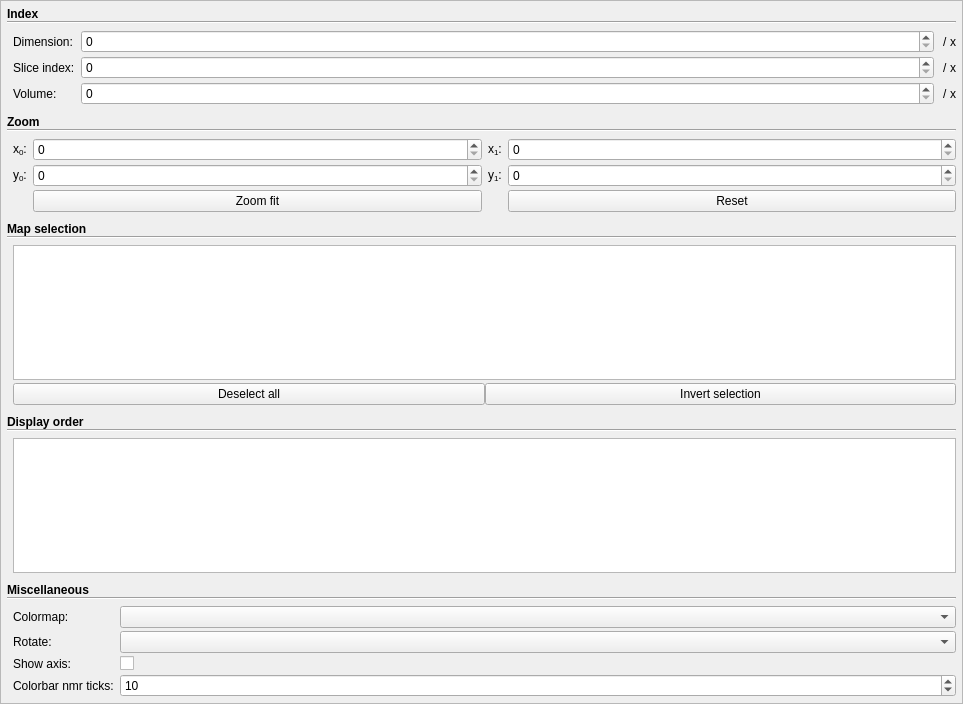
robbert-harms/MDT, file mdt/data/qt_designs/maps_visualizer/TabGeneral.ui: the form before one commit.
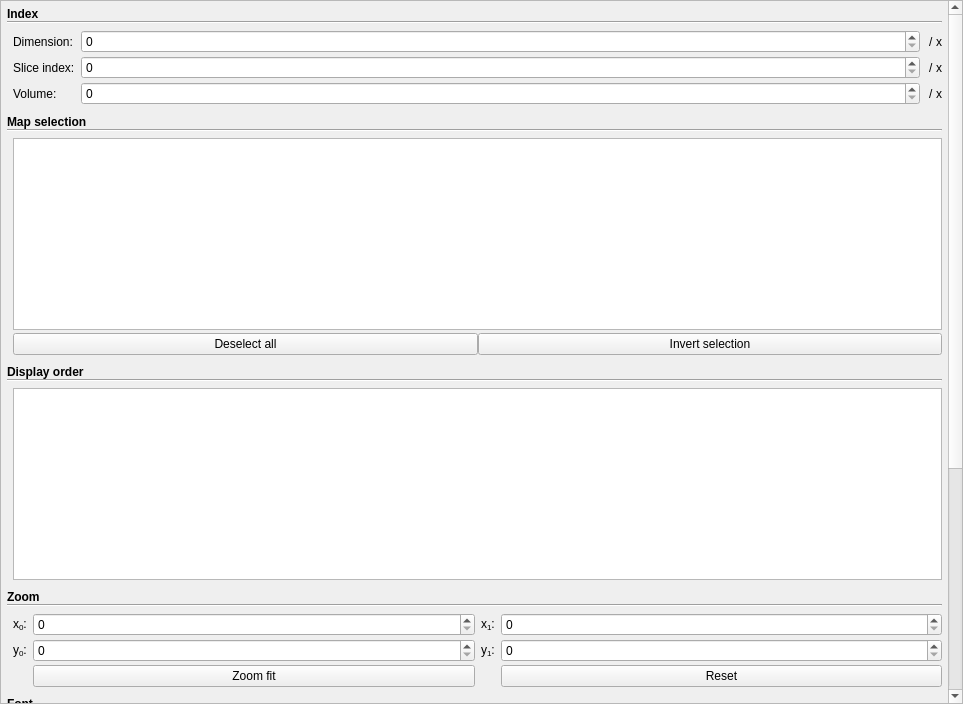
The form after the commit. Custom widgets are drawn as their Qt base class.

What changed in the file:
```diff
--- a/mdt/data/qt_designs/maps_visualizer/TabGeneral.ui
+++ b/mdt/data/qt_designs/maps_visualizer/TabGeneral.ui
@@ -42,11 +42,11 @@
        <rect>
         <x>0</x>
         <y>0</y>
-        <width>961</width>
-        <height>702</height>
+        <width>946</width>
+        <height>1151</height>
        </rect>
       </property>
-      <layout class="QGridLayout" name="gridLayout_6" rowstretch="0,0,0,0,0,0">
+      <layout class="QGridLayout" name="gridLayout_6" rowstretch="0,0,0,0,0,0,0,0,0,0,0">
        <property name="leftMargin">
         <number>6</number>
        </property>
@@ -235,138 +235,7 @@
          </layout>
         </widget>
        </item>
-       <item row="1" column="0">
-        <widget class="CollapsablePanel" name="frame_4">
-         <property name="frameShape">
-          <enum>QFrame::NoFrame</enum>
-         </property>
-         <property name="frameShadow">
-          <enum>QFrame::Plain</enum>
-         </property>
-         <layout class="QVBoxLayout" name="verticalLayout_5">
-          <property name="spacing">
-           <number>0</number>
-          </property>
-          <property name="leftMargin">
-           <number>0</number>
-          </property>
-          <property name="topMargin">
-           <number>0</number>
-          </property>
-          <property name="rightMargin">
-           <number>0</number>
-          </property>
-          <property name="bottomMargin">
-           <number>0</number>
-          </property>
-          <item>
-           <widget class="CollapsablePanelHeader" name="label_17">
-            <property name="font">
-             <font>
-              <weight>75</weight>
-              <bold>true</bold>
-             </font>
-            </property>
-            <property name="text">
-             <string>Zoom</string>
-            </property>
-           </widget>
-          </item>
-          <item>
-           <widget class="Line" name="line_3">
-            <property name="orientation">
-             <enum>Qt::Horizontal</enum>
-            </property>
-           </widget>
-          </item>
-          <item>
-           <widget class="CollapsablePanelContent" name="frame_5">
-            <property name="frameShape">
-             <enum>QFrame::NoFrame</enum>
-            </property>
-            <property name="frameShadow">
-             <enum>QFrame::Plain</enum>
-            </property>
-            <layout class="QGridLayout" name="gridLayout_10" columnstretch="0,1,0,1">
-             <property name="leftMargin">
-              <number>6</number>
-             </property>
-             <property name="topMargin">
-              <number>6</number>
-             </property>
-             <property name="rightMargin">
-              <number>0</number>
-             </property>
-             <property name="bottomMargin">
-              <number>0</number>
-             </property>
-             <property name="horizontalSpacing">
-              <number>6</number>
-             </property>
-             <property name="verticalSpacing">
-              <number>3</number>
-             </property>
-             <item row="1" column="3">
-              <widget class="QSpinBox" name="general_zoom_x_1"/>
-             </item>
-             <item row="7" column="0">
-              <widget class="QLabel" name="label_19">
-               <property name="text">
-                <string>y&lt;sub&gt;0&lt;/sub&gt;:</string>
-               </property>
-              </widget>
-             </item>
-             <item row="1" column="0">
-              <widget class="QLabel" name="label_20">
-               <property name="text">
-                <string>&lt;html&gt;&lt;head/&gt;&lt;body&gt;&lt;p&gt;x&lt;span style=&quot; vertical-align:sub;&quot;&gt;0&lt;/span&gt;:&lt;/p&gt;&lt;/body&gt;&lt;/html&gt;</string>
-               </property>
-              </widget>
-             </item>
-             <item row="1" column="1">
-              <widget class="QSpinBox" name="general_zoom_x_0"/>
-             </item>
-             <item row="7" column="3">
-              <widget class="QSpinBox" name="general_zoom_y_1"/>
-             </item>
-             <item row="7" column="2">
-              <widget class="QLabel" name="label_18">
-               <property name="text">
-                <string>y&lt;sub&gt;1&lt;/sub&gt;:</string>
-               </property>
-              </widget>
-             </item>
-             <item row="7" column="1">
-              <widget class="QSpinBox" name="general_zoom_y_0"/>
-             </item>
-             <item row="1" column="2">
-              <widget class="QLabel" name="label_12">
-               <property name="text">
-                <string>x&lt;sub&gt;1&lt;/sub&gt;:</string>
-               </property>
-              </widget>
-             </item>
-             <item row="8" column="1">
-              <widget class="QPushButton" name="general_zoom_fit">
-               <property name="text">
-                <string>Zoom fit</string>
-               </property>
-              </widget>
-             </item>
-             <item row="8" column="3">
-              <widget class="QPushButton" name="general_zoom_reset">
-               <property name="text">
-                <string>Reset</string>
-               </property>
-              </widget>
-             </item>
-            </layout>
-           </widget>
-          </item>
-         </layout>
-        </widget>
-       </item>
-       <item row="4" column="0">
+       <item row="7" column="0">
         <widget class="CollapsablePanel" name="general_Miscellaneous">
          <property name="frameShape">
           <enum>QFrame::NoFrame</enum>
@@ -457,28 +326,28 @@
              <item row="1" column="1">
               <widget class="QComboBox" name="general_rotate"/>
              </item>
-             <item row="2" column="0">
+             <item row="3" column="0">
               <widget class="QLabel" name="label_4">
                <property name="text">
                 <string>Show axis:</string>
                </property>
               </widget>
              </item>
-             <item row="2" column="1">
+             <item row="3" column="1">
               <widget class="QCheckBox" name="general_show_axis">
                <property name="text">
                 <string/>
                </property>
               </widget>
              </item>
-             <item row="3" column="0">
+             <item row="4" column="0">
               <widget class="QLabel" name="label_5">
                <property name="text">
                 <string>Colorbar nmr ticks:</string>
                </property>
               </widget>
              </item>
-             <item row="3" column="1">
+             <item row="4" column="1">
               <widget class="QSpinBox" name="general_colorbar_nmr_ticks">
                <property name="minimum">
                 <number>2</number>
@@ -488,13 +357,37 @@
                </property>
               </widget>
              </item>
+             <item row="2" column="0">
+              <widget class="QLabel" name="label_11">
+               <property name="text">
+                <string>Flip up/down:</string>
+               </property>
+              </widget>
+             </item>
+             <item row="2" column="1">
+              <widget class="QCheckBox" name="general_flipud">
+               <property name="text">
+                <string/>
+               </property>
+              </widget>
+             </item>
+             <item row="5" column="0">
+              <widget class="QLabel" name="label_27">
+               <property name="text">
+                <string>Interpolation:</string>
+               </property>
+              </widget>
+             </item>
+             <item row="5" column="1">
+              <widget class="QComboBox" name="general_interpolation"/>
+             </item>
             </layout>
            </widget>
           </item>
          </layout>
         </widget>
        </item>
-       <item row="3" column="0">
+       <item row="4" column="0">
         <widget class="CollapsablePanel" name="general_DisplayOrder">
          <property name="frameShape">
           <enum>QFrame::NoFrame</enum>
@@ -695,7 +588,118 @@
          </layout>
         </widget>
        </item>
-       <item row="5" column="0">
+       <item row="9" column="0">
+        <widget class="CollapsablePanel" name="general_Info">
+         <property name="frameShape">
+          <enum>QFrame::NoFrame</enum>
+         </property>
+         <property name="frameShadow">
+          <enum>QFrame::Plain</enum>
+         </property>
+         <layout class="QVBoxLayout" name="verticalLayout_9">
+          <property name="spacing">
+           <number>0</number>
+          </property>
+          <property name="leftMargin">
+           <number>0</number>
+          </property>
+          <property name="topMargin">
+           <number>0</number>
+          </property>
+          <property name="rightMargin">
+           <number>0</number>
+          </property>
+          <property name="bottomMargin">
+           <number>0</number>
+          </property>
+          <item>
+           <widget class="CollapsablePanelHeader" name="label_24">
+            <property name="font">
+             <font>
+              <weight>75</weight>
+              <bold>true</bold>
+             </font>
+            </property>
+            <property name="text">
+             <string>Info</string>
+            </property>
+           </widget>
+          </item>
+          <item>
+           <widget class="Line" name="line_7">
+            <property name="orientation">
+             <enum>Qt::Horizontal</enum>
+            </property>
+           </widget>
+          </item>
+          <item>
+           <widget class="CollapsablePanelContent" name="frame_8">
+            <property name="frameShape">
+             <enum>QFrame::NoFrame</enum>
+            </property>
+            <property name="frameShadow">
+             <enum>QFrame::Plain</enum>
+            </property>
+            <layout class="QGridLayout" name="gridLayout_12" columnstretch="0,1">
+             <property name="leftMargin">
+              <number>6</number>
+             </property>
+             <property name="topMargin">
+              <number>6</number>
+             </property>
+             <property name="rightMargin">
+              <number>0</number>
+             </property>
+             <property name="bottomMargin">
+              <number>0</number>
+             </property>
+             <property name="horizontalSpacing">
+              <number>6</number>
+             </property>
+             <property name="verticalSpacing">
+              <number>3</number>
+             </property>
+             <item row="1" column="1">
+              <widget class="QLabel" name="general_info_directory">
+               <property name="text">
+                <string>-</string>
+               </property>
+               <property name="wordWrap">
+                <bool>true</bool>
+               </property>
+               <property name="textInteractionFlags">
+                <set>Qt::LinksAccessibleByMouse|Qt::TextSelectableByMouse</set>
+               </property>
+              </widget>
+             </item>
+             <item row="1" column="0">
+              <widget class="QLabel" name="label_3">
+               <property name="text">
+                <string>Directory: </string>
+               </property>
+              </widget>
+             </item>
+             <item row="2" column="0">
+              <widget class="QLabel" name="label_7">
+               <property name="text">
+                <string>Number of maps:</string>
+               </property>
+              </widget>
+             </item>
+             <item row="2" column="1">
+              <widget class="QLabel" name="general_info_nmr_maps">
+               <property name="text">
+                <string>-</string>
+               </property>
+              </widget>
+             </item>
+            </layout>
+           </widget>
+          </item>
+         </layout>
+        </widget>
+       </item>
+       <item row="10" column="0">
         <spacer name="verticalSpacer_2">
          <property name="orientation">
           <enum>Qt::Vertical</enum>
@@ -708,6 +712,238 @@
          </property>
         </spacer>
        </item>
+       <item row="6" column="0">
+        <widget class="CollapsablePanel" name="general_Font">
+         <property name="frameShape">
+          <enum>QFrame::NoFrame</enum>
+         </property>
+         <property name="frameShadow">
+          <enum>QFrame::Plain</enum>
+         </property>
+         <layout class="QVBoxLayout" name="verticalLayout_10">
+          <property name="spacing">
+           <number>0</number>
+          </property>
+          <property name="leftMargin">
+           <number>0</number>
+          </property>
+          <property name="topMargin">
+           <number>0</number>
+          </property>
+          <property name="rightMargin">
+           <number>0</number>
+          </property>
+          <property name="bottomMargin">
+           <number>0</number>
+          </property>
+          <item>
+           <widget class="CollapsablePanelHeader" name="label_26">
+            <property name="font">
+             <font>
+              <weight>75</weight>
+              <bold>true</bold>
+             </font>
+            </property>
+            <property name="text">
+             <string>Font</string>
+            </property>
+           </widget>
+          </item>
+          <item>
+           <widget class="Line" name="line_8">
+            <property name="orientation">
+             <enum>Qt::Horizontal</enum>
+            </property>
+           </widget>
+          </item>
+          <item>
+           <widget class="CollapsablePanelContent" name="frame_11">
+            <property name="frameShape">
+             <enum>QFrame::NoFrame</enum>
+            </property>
+            <property name="frameShadow">
+             <enum>QFrame::Plain</enum>
+            </property>
+            <layout class="QFormLayout" name="formLayout_2">
+             <property name="horizontalSpacing">
+              <number>6</number>
+             </property>
+             <property name="verticalSpacing">
+              <number>3</number>
+             </property>
+             <property name="leftMargin">
+              <number>6</number>
+             </property>
+             <property name="topMargin">
+              <number>6</number>
+             </property>
+             <property name="rightMargin">
+              <number>0</number>
+             </property>
+             <property name="bottomMargin">
+              <number>0</number>
+             </property>
+             <item row="0" column="0">
+              <widget class="QLabel" name="label_6">
+               <property name="text">
+                <string>Family:</string>
+               </property>
+              </widget>
+             </item>
+             <item row="0" column="1">
+              <widget class="QComboBox" name="general_font_family"/>
+             </item>
+             <item row="1" column="0">
+              <widget class="QLabel" name="label_8">
+               <property name="text">
+                <string>Size:</string>
+               </property>
+              </widget>
+             </item>
+             <item row="1" column="1">
+              <widget class="QSpinBox" name="general_font_size">
+               <property name="minimum">
+                <number>1</number>
+               </property>
+              </widget>
+             </item>
+            </layout>
+           </widget>
+          </item>
+         </layout>
+        </widget>
+       </item>
+       <item row="5" column="0">
+        <widget class="CollapsablePanel" name="general_Zoom">
+         <property name="frameShape">
+          <enum>QFrame::NoFrame</enum>
+         </property>
+         <property name="frameShadow">
+          <enum>QFrame::Plain</enum>
+         </property>
+         <layout class="QVBoxLayout" name="verticalLayout_5">
+          <property name="spacing">
+           <number>0</number>
+          </property>
+          <property name="leftMargin">
+           <number>0</number>
+          </property>
+          <property name="topMargin">
+           <number>0</number>
+          </property>
+          <property name="rightMargin">
+           <number>0</number>
+          </property>
+          <property name="bottomMargin">
+           <number>0</number>
+          </property>
+          <item>
+           <widget class="CollapsablePanelHeader" name="label_17">
+            <property name="font">
+             <font>
+              <weight>75</weight>
+              <bold>true</bold>
+             </font>
+            </property>
+            <property name="text">
+             <string>Zoom</string>
+            </property>
+           </widget>
+          </item>
+          <item>
+           <widget class="Line" name="line_3">
+            <property name="orientation">
+             <enum>Qt::Horizontal</enum>
+            </property>
+           </widget>
+          </item>
+          <item>
+           <widget class="CollapsablePanelContent" name="frame_5">
+            <property name="frameShape">
+             <enum>QFrame::NoFrame</enum>
+            </property>
+            <property name="frameShadow">
+             <enum>QFrame::Plain</enum>
+            </property>
+            <layout class="QGridLayout" name="gridLayout_10" columnstretch="0,1,0,1">
+             <property name="leftMargin">
+              <number>6</number>
+             </property>
+             <property name="topMargin">
+              <number>6</number>
+             </property>
+             <property name="rightMargin">
+              <number>0</number>
+             </property>
+             <property name="bottomMargin">
+              <number>0</number>
+             </property>
+             <property name="horizontalSpacing">
+              <number>6</number>
+             </property>
+             <property name="verticalSpacing">
+              <number>3</number>
+             </property>
+             <item row="1" column="3">
+              <widget class="QSpinBox" name="general_zoom_x_1"/>
+             </item>
+             <item row="7" column="0">
+              <widget class="QLabel" name="label_19">
+               <property name="text">
+                <string>y&lt;sub&gt;0&lt;/sub&gt;:</string>
+               </property>
+              </widget>
+             </item>
+             <item row="1" column="0">
+              <widget class="QLabel" name="label_20">
+               <property name="text">
+                <string>&lt;html&gt;&lt;head/&gt;&lt;body&gt;&lt;p&gt;x&lt;span style=&quot; vertical-align:sub;&quot;&gt;0&lt;/span&gt;:&lt;/p&gt;&lt;/body&gt;&lt;/html&gt;</string>
+               </property>
+              </widget>
+             </item>
+             <item row="1" column="1">
+              <widget class="QSpinBox" name="general_zoom_x_0"/>
+             </item>
+             <item row="7" column="3">
+              <widget class="QSpinBox" name="general_zoom_y_1"/>
+             </item>
+             <item row="7" column="2">
+              <widget class="QLabel" name="label_18">
+               <property name="text">
+                <string>y&lt;sub&gt;1&lt;/sub&gt;:</string>
+               </property>
+              </widget>
+             </item>
+             <item row="7" column="1">
+              <widget class="QSpinBox" name="general_zoom_y_0"/>
+             </item>
+             <item row="1" column="2">
+              <widget class="QLabel" name="label_12">
+               <property name="text">
+                <string>x&lt;sub&gt;1&lt;/sub&gt;:</string>
+               </property>
+              </widget>
+             </item>
+             <item row="8" column="1">
+              <widget class="QPushButton" name="general_zoom_fit">
+               <property name="text">
+                <string>Zoom fit</string>
+               </property>
+              </widget>
+             </item>
+             <item row="8" column="3">
+              <widget class="QPushButton" name="general_zoom_reset">
+               <property name="text">
+                <string>Reset</string>
+               </property>
+              </widget>
+             </item>
+            </layout>
+           </widget>
+          </item>
+         </layout>
+        </widget>
+       </item>
       </layout>
      </widget>
     </widget>
```
